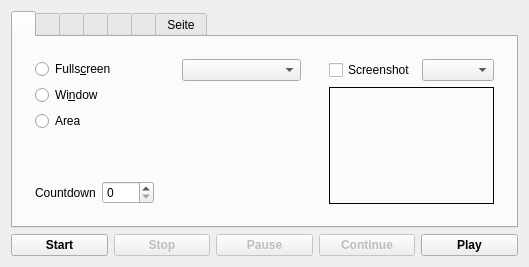
This is mainwindow.ui in vkohaupt/vokoscreenNG as Qt 5 draws it before an edit. The edited form follows.
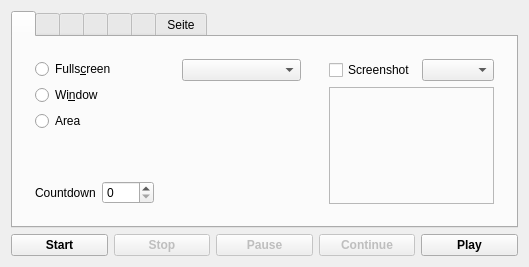
This is the edited form.

```diff
--- a/mainwindow.ui
+++ b/mainwindow.ui
@@ -151,7 +151,10 @@
              <item>
               <widget class="QLabel" name="labelScreenShotPicture">
                <property name="frameShape">
-                <enum>QFrame::Box</enum>
+                <enum>QFrame::StyledPanel</enum>
+               </property>
+               <property name="frameShadow">
+                <enum>QFrame::Raised</enum>
                </property>
                <property name="text">
                 <string notr="true"/>
```
